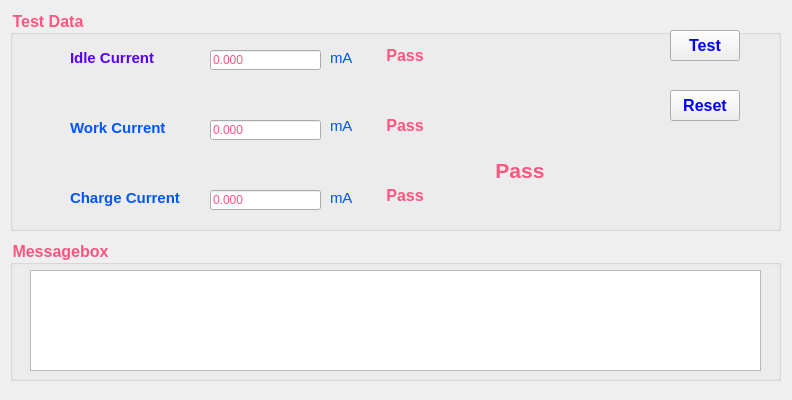
Qt form project/Harman_T500/testform.ui (happyrabbit456/Qt5_dev) before a commit.
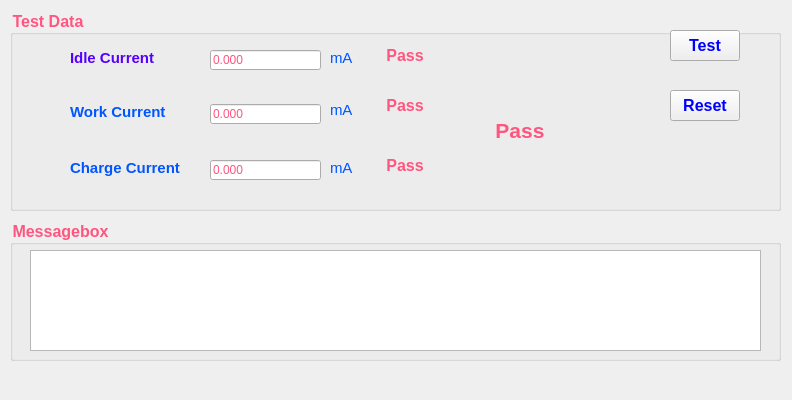
The same form after that commit.

The edit to the form file:
```diff
--- a/project/Harman_T500/testform.ui
+++ b/project/Harman_T500/testform.ui
@@ -19,7 +19,7 @@
      <x>10</x>
      <y>10</y>
      <width>771</width>
-     <height>221</height>
+     <height>201</height>
     </rect>
    </property>
    <property name="font">
@@ -39,7 +39,7 @@
     <property name="geometry">
      <rect>
       <x>60</x>
-      <y>180</y>
+      <y>150</y>
       <width>131</width>
       <height>16</height>
      </rect>
@@ -85,7 +85,7 @@
     <property name="geometry">
      <rect>
       <x>200</x>
-      <y>180</y>
+      <y>150</y>
       <width>111</width>
       <height>20</height>
      </rect>
@@ -117,7 +117,7 @@
     <property name="geometry">
      <rect>
       <x>200</x>
-      <y>110</y>
+      <y>94</y>
       <width>111</width>
       <height>20</height>
      </rect>
@@ -133,7 +133,7 @@
     <property name="geometry">
      <rect>
       <x>60</x>
-      <y>110</y>
+      <y>94</y>
       <width>111</width>
       <height>16</height>
      </rect>
@@ -156,7 +156,7 @@
     <property name="geometry">
      <rect>
       <x>320</x>
-      <y>180</y>
+      <y>150</y>
       <width>31</width>
       <height>16</height>
      </rect>
@@ -198,7 +198,7 @@
     <property name="geometry">
      <rect>
       <x>320</x>
-      <y>106</y>
+      <y>90</y>
       <width>31</width>
       <height>20</height>
      </rect>
@@ -219,9 +219,9 @@
     <property name="geometry">
      <rect>
       <x>370</x>
-      <y>20</y>
+      <y>30</y>
       <width>50</width>
-      <height>50</height>
+      <height>30</height>
      </rect>
     </property>
     <property name="font">
@@ -242,9 +242,9 @@
     <property name="geometry">
      <rect>
       <x>370</x>
-      <y>90</y>
+      <y>80</y>
       <width>50</width>
-      <height>50</height>
+      <height>30</height>
      </rect>
     </property>
     <property name="font">
@@ -265,9 +265,9 @@
     <property name="geometry">
      <rect>
       <x>370</x>
-      <y>160</y>
+      <y>140</y>
       <width>50</width>
-      <height>50</height>
+      <height>30</height>
      </rect>
     </property>
     <property name="font">
@@ -288,7 +288,7 @@
     <property name="geometry">
      <rect>
       <x>470</x>
-      <y>120</y>
+      <y>80</y>
       <width>80</width>
       <height>80</height>
      </rect>
@@ -367,7 +367,7 @@
    <property name="geometry">
     <rect>
      <x>10</x>
-     <y>240</y>
+     <y>220</y>
      <width>771</width>
      <height>141</height>
     </rect>
@@ -394,6 +394,14 @@
       <height>101</height>
      </rect>
     </property>
+    <property name="font">
+     <font>
+      <pointsize>10</pointsize>
+     </font>
+    </property>
+    <property name="styleSheet">
+     <string notr="true">color: rgb(0, 0, 0);</string>
+    </property>
    </widget>
   </widget>
  </widget>
```
